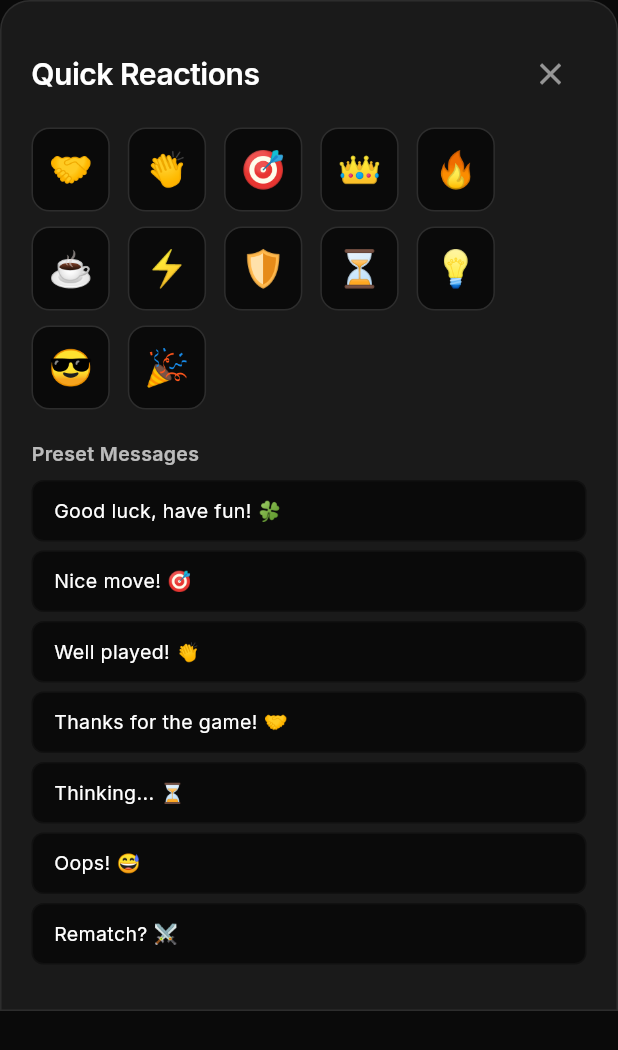
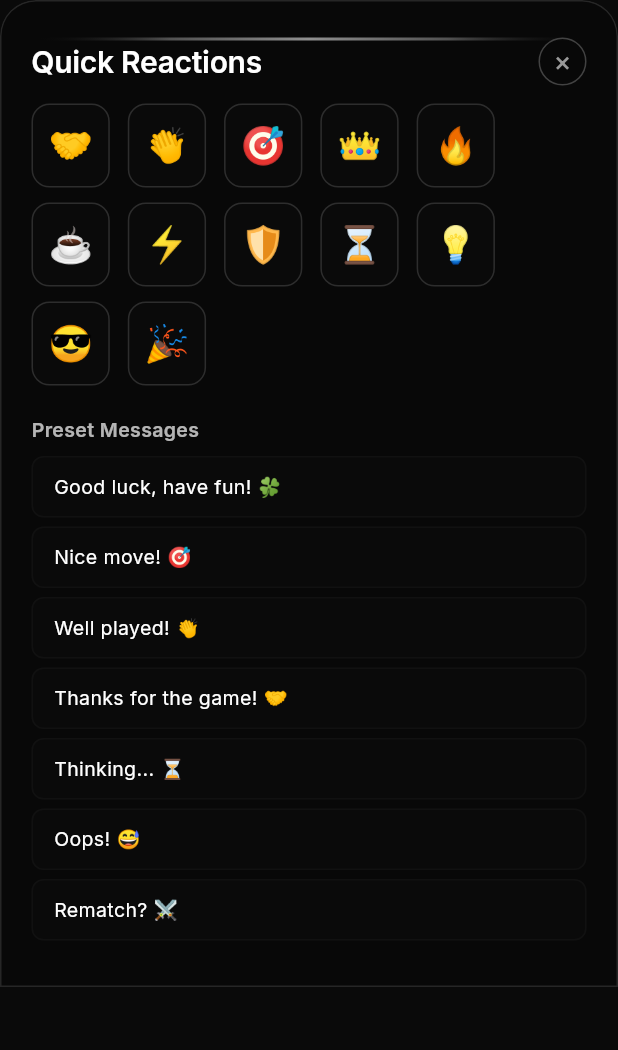
Before and after one commit to Harshil-18-byte/Chess, a Flutter app: the QuickChatModal widget shown alone on an empty page, opened directly with empty values, on a phone screen of 412 x 824 dp. Shown: the top 1050 px of the screen. Run offline on Flutter 3.47's test engine with Material 3 defaults, Android fonts, the phone set to English and light mode, and no system bars; our stand-ins replace audioplayers, cloud_firestore, firebase_auth, firebase_core, flutter_riverpod, google_fonts and 2 more; missing offline and left inert: chess, stockfish; accounts and stored records are empty; network calls fail.

Commit message:
Wrap quick chat modal in LiquidGlassContainer and replace close icon with text circle button

```diff
--- a/lib/views/game_board/widgets/quick_chat_modal.dart
+++ b/lib/views/game_board/widgets/quick_chat_modal.dart
@@ -1,5 +1,7 @@
 import 'package:flutter/material.dart';
 import '../../../core/theme/board_themes.dart';
+import '../../../core/theme/app_typography.dart';
+import '../../../core/theme/liquid_glass.dart';
 
 /// Modal dialog for selecting quick messages and emoji reactions during a game.
 class QuickChatModal extends StatelessWidget {
@@ -26,13 +28,9 @@ class QuickChatModal extends StatelessWidget {
 
   @override
   Widget build(BuildContext context) {
-    return Container(
+    return LiquidGlassContainer(
       padding: const EdgeInsets.symmetric(horizontal: 20, vertical: 24),
-      decoration: BoxDecoration(
-        color: BoardThemes.surfaceDark,
-        borderRadius: const BorderRadius.vertical(top: Radius.circular(20)),
-        border: Border.all(color: BoardThemes.borderSubtle),
-      ),
+      borderRadius: const BorderRadius.vertical(top: Radius.circular(24)),
       child: SafeArea(
         top: false,
         child: Column(
@@ -42,13 +40,28 @@ class QuickChatModal extends StatelessWidget {
             Row(
               mainAxisAlignment: MainAxisAlignment.spaceBetween,
               children: [
-                const Text(
-                  'Quick Reactions',
-                  style: BoardThemes.headerMedium,
-                ),
-                IconButton(
-                  icon: const Icon(Icons.close, color: Colors.white54),
-                  onPressed: () => Navigator.of(context).pop(),
+                Text('Quick Reactions', style: AppTypography.titleMedium),
+                GestureDetector(
+                  onTap: () => Navigator.of(context).pop(),
+                  child: Container(
+                    width: 32,
+                    height: 32,
+                    alignment: Alignment.center,
+                    decoration: BoxDecoration(
+                      shape: BoxShape.circle,
+                      border: Border.all(
+                        color: BoardThemes.mutedSilver.withValues(alpha: 0.4),
+                        width: 1,
+                      ),
+                    ),
+                    child: Text(
+                      '×',
+                      style: AppTypography.labelLarge.copyWith(
+                        fontSize: 18,
+                        color: BoardThemes.mutedSilver,
+                      ),
+                    ),
+                  ),
                 ),
               ],
             ),
```
